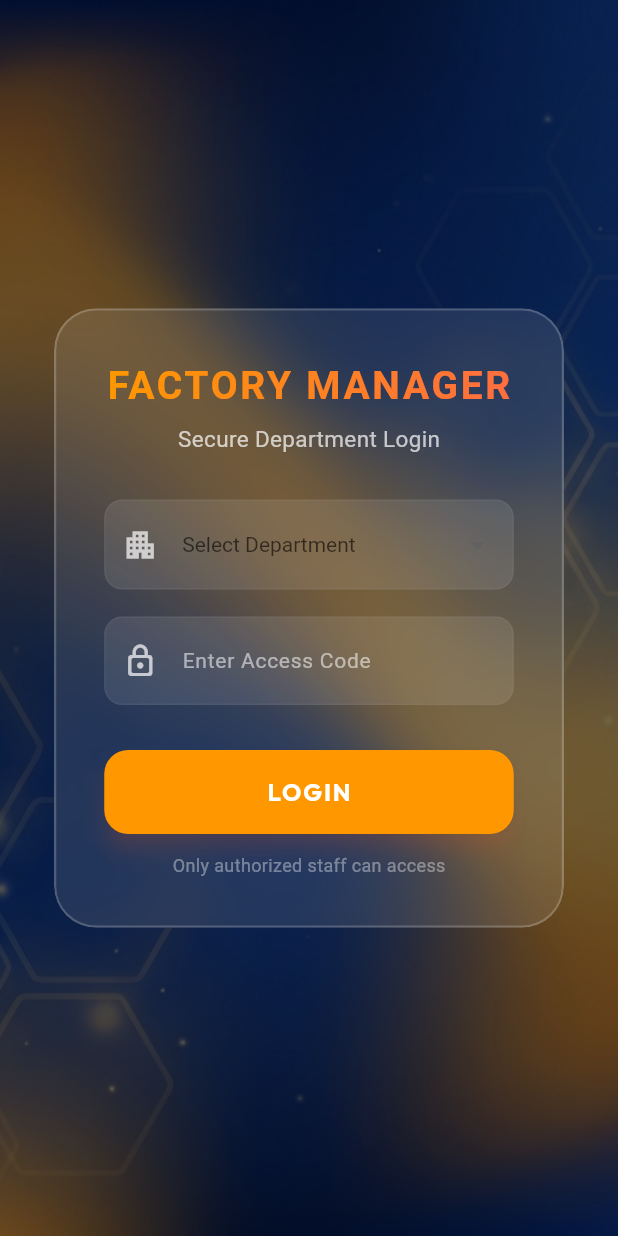
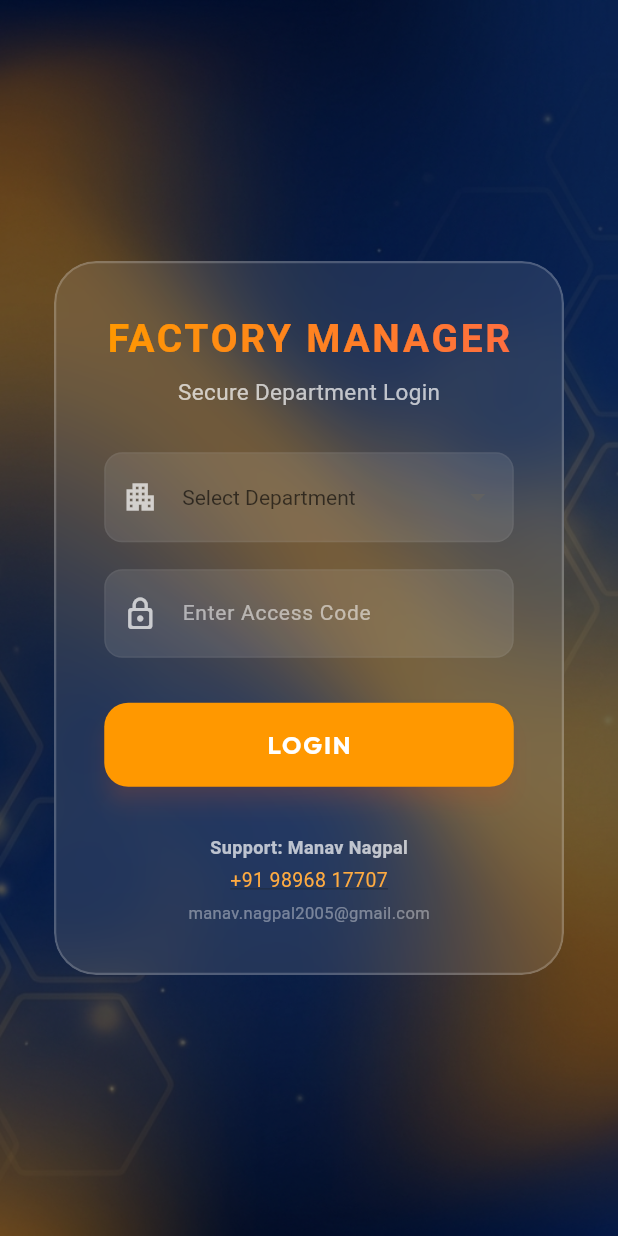
Before and after one commit to manavnagpal08/namkeen_manager, a Flutter app: the screen it shows after launch, on a phone screen of 412 x 824 dp. Run offline on Flutter 3.47's test engine with Material 3 defaults, Android fonts, the phone set to English and light mode, and no system bars; our stand-ins replace cloud_firestore, firebase_core, fl_chart, google_fonts, image_picker, pdf and 3 more; missing offline and left inert: esc_pos_utils_plus, flutter_pos_printer_platform_image_3; accounts and stored records are empty.

Commit message:
feat: Update Login Footer with Contact Info

```diff
--- a/lib/screens/login_screen.dart
+++ b/lib/screens/login_screen.dart
@@ -1,5 +1,6 @@
 import 'package:flutter/material.dart';
 import 'package:provider/provider.dart';
+import 'package:url_launcher/url_launcher.dart';
 import '../core/glass_container.dart';
 import '../services/auth_service.dart';
 import '../services/database_service.dart';
@@ -161,9 +162,24 @@ class _LoginScreenState extends State<LoginScreen> {
                       const SizedBox(height: 12),
 
                       // Footer
+                      // Footer
+                      const SizedBox(height: 20),
                       const Text(
-                        "Only authorized staff can access",
-                        style: TextStyle(color: Colors.white38, fontSize: 12),
+                        "Support: Manav Nagpal",
+                        style: TextStyle(color: Colors.white70, fontSize: 12, fontWeight: FontWeight.bold),
+                      ),
+                      const SizedBox(height: 4),
+                      GestureDetector(
+                         onTap: () => launchUrl(Uri.parse("tel:+919896817707")),
+                         child: const Text(
+                           "+91 98968 17707",
+                           style: TextStyle(color: Colors.orangeAccent, fontSize: 13, decoration: TextDecoration.underline),
+                         ),
+                      ),
+                      const SizedBox(height: 4),
+                       const Text(
+                        "manav.nagpal2005@gmail.com",
+                        style: TextStyle(color: Colors.white38, fontSize: 11),
                       ),
                     ],
                   ),
```
